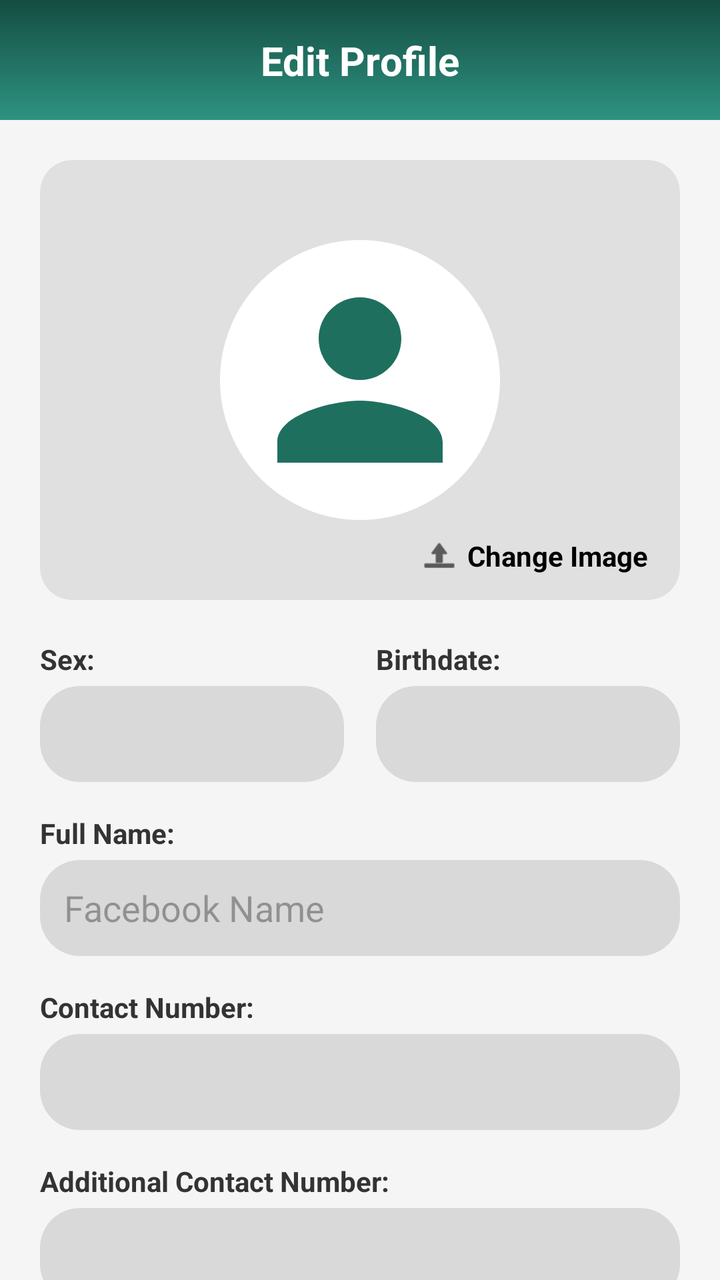
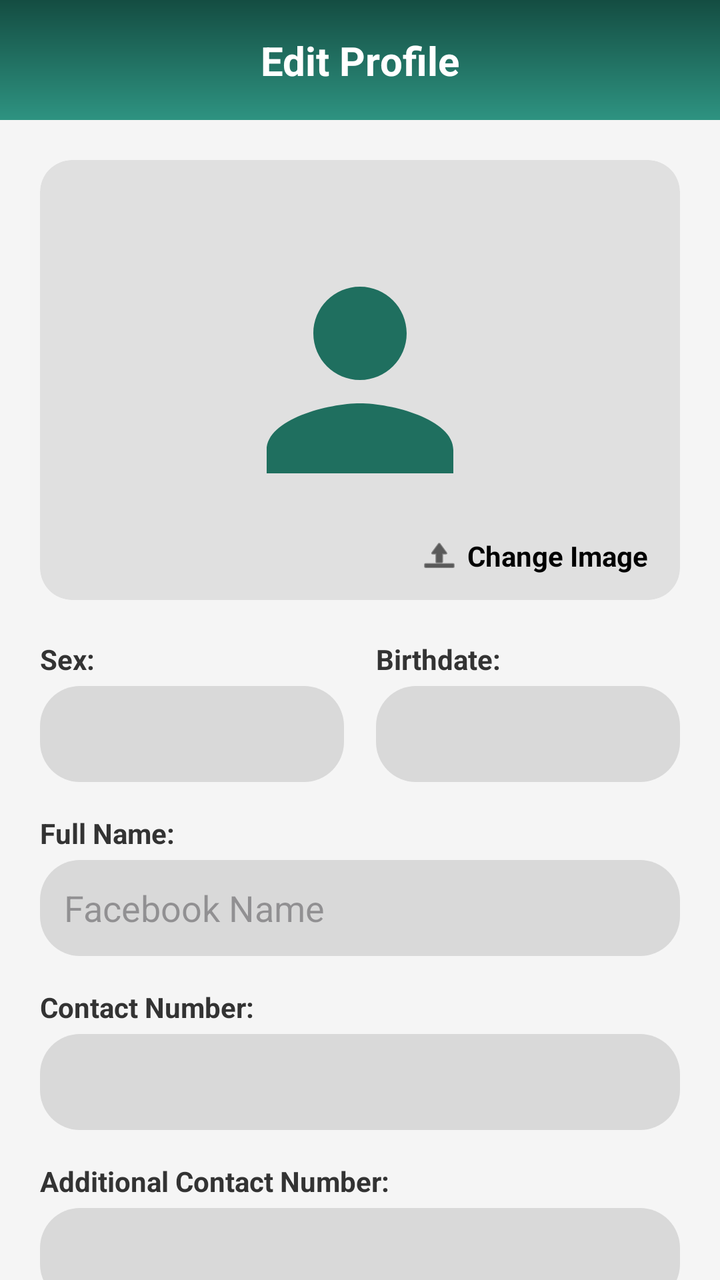

Two renders of the same Android screen: before a commit and after it. Below are the layout's source before the change and the commit's diff.
<!-- AndroidManifest.xml: application theme Theme.AppDevLocalBuyAndSellSystem -->
<!-- res/layout/edit_profile.xml -->
<?xml version="1.0" encoding="utf-8"?>
<androidx.constraintlayout.widget.ConstraintLayout xmlns:android="http://schemas.android.com/apk/res/android"
    xmlns:app="http://schemas.android.com/apk/res-auto"
    xmlns:tools="http://schemas.android.com/tools"
    android:layout_width="match_parent"
    android:layout_height="match_parent"
    android:background="#F5F5F5">

    
    <androidx.constraintlayout.widget.ConstraintLayout
        android:id="@+id/editHeader"
        android:layout_width="match_parent"
        android:layout_height="60dp"
        android:background="@drawable/green_gradient_bg"
        app:layout_constraintTop_toTopOf="parent">

        <TextView
            android:layout_width="wrap_content"
            android:layout_height="wrap_content"
            android:text="@string/edit_profile_title"
            android:textColor="#FFFFFF"
            android:textSize="20sp"
            android:textStyle="bold"
            app:layout_constraintBottom_toBottomOf="parent"
            app:layout_constraintEnd_toEndOf="parent"
            app:layout_constraintStart_toStartOf="parent"
            app:layout_constraintTop_toTopOf="parent" />

    </androidx.constraintlayout.widget.ConstraintLayout>

    
    <androidx.core.widget.NestedScrollView
        android:layout_width="match_parent"
        android:layout_height="0dp"
        android:fillViewport="true"
        app:layout_constraintTop_toBottomOf="@id/editHeader">

        <LinearLayout
            android:layout_width="match_parent"
            android:layout_height="wrap_content"
            android:orientation="vertical"
            android:padding="20dp">

            
            <androidx.cardview.widget.CardView
                android:layout_width="match_parent"
                android:layout_height="220dp"
                app:cardBackgroundColor="#E0E0E0"
                app:cardCornerRadius="16dp"
                app:cardElevation="0dp">

                <androidx.constraintlayout.widget.ConstraintLayout
                    android:layout_width="match_parent"
                    android:layout_height="match_parent">

                    <ImageView
                        android:id="@+id/ivEditProfilePic"
                        android:layout_width="140dp"
                        android:layout_height="140dp"
                        android:background="@drawable/circle_white_bg"
                        android:contentDescription="@string/profile_picture"
                        android:padding="8dp"
                        android:src="@drawable/ic_user"
                        app:layout_constraintBottom_toBottomOf="parent"
                        app:layout_constraintEnd_toEndOf="parent"
                        app:layout_constraintStart_toStartOf="parent"
                        app:layout_constraintTop_toTopOf="parent"
                        app:tint="#1F6F5F" />

                    <LinearLayout
                        android:id="@+id/btnChangeImage"
                        android:layout_width="wrap_content"
                        android:layout_height="wrap_content"
                        android:layout_marginEnd="16dp"
                        android:layout_marginBottom="12dp"
                        android:clickable="true"
                        android:focusable="true"
                        android:gravity="center_vertical"
                        android:orientation="horizontal"
                        app:layout_constraintBottom_toBottomOf="parent"
                        app:layout_constraintEnd_toEndOf="parent">

                        <ImageView
                            android:layout_width="20dp"
                            android:layout_height="20dp"
                            android:contentDescription="@null"
                            android:src="@android:drawable/ic_menu_upload"
                            app:tint="#000000" />

                        <TextView
                            android:layout_width="wrap_content"
                            android:layout_height="wrap_content"
                            android:layout_marginStart="4dp"
                            android:text="@string/change_image"
                            android:textColor="#000000"
                            android:textSize="14sp"
                            android:textStyle="bold" />
                    </LinearLayout>

                </androidx.constraintlayout.widget.ConstraintLayout>
            </androidx.cardview.widget.CardView>

            
            <LinearLayout
                android:layout_width="match_parent"
                android:layout_height="wrap_content"
                android:layout_marginTop="20dp"
                android:orientation="horizontal">

                <LinearLayout
                    android:layout_width="0dp"
                    android:layout_height="wrap_content"
                    android:layout_marginEnd="8dp"
                    android:layout_weight="1"
                    android:orientation="vertical">

                    <TextView
                        android:layout_width="wrap_content"
                        android:layout_height="wrap_content"
                        android:text="@string/sex_label"
                        android:textColor="#333333"
                        android:textStyle="bold" />
                    
                    <Spinner
                        android:id="@+id/spinnerSex"
                        android:layout_width="match_parent"
                        android:layout_height="48dp"
                        android:layout_marginTop="4dp"
                        android:background="@drawable/input_field_bg"
                        android:textColor="#000000"
                        android:popupBackground="#FFFFFF"/>

                    
                </LinearLayout>

                <LinearLayout
                    android:layout_width="0dp"
                    android:layout_height="wrap_content"
                    android:layout_marginStart="8dp"
                    android:layout_weight="1"
                    android:orientation="vertical">

                    <TextView
                        android:layout_width="wrap_content"
                        android:layout_height="wrap_content"
                        android:text="@string/birthdate_label"
                        android:textColor="#333333"
                        android:textStyle="bold" />

                    <EditText
                        android:id="@+id/etBirthdate"
                        android:layout_width="match_parent"
                        android:layout_height="48dp"
                        android:layout_marginTop="4dp"
                        android:background="@drawable/input_field_bg"
                        android:clickable="true"
                        android:focusable="false"
                        android:inputType="none"
                        android:paddingHorizontal="12dp"
                        android:textColor="#000000" />
                </LinearLayout>
            </LinearLayout>

            
            <TextView
                android:layout_width="wrap_content"
                android:layout_height="wrap_content"
                android:layout_marginTop="16dp"
                android:text="Full Name:"
                android:textColor="#333333"
                android:textStyle="bold" />

            <EditText
                android:id="@+id/etEditFacebook"
                android:layout_width="match_parent"
                android:layout_height="48dp"
                android:layout_marginTop="4dp"
                android:background="@drawable/input_field_bg"
                android:hint="@string/facebook_hint"
                android:inputType="text"
                android:paddingHorizontal="12dp"
                android:textColor="#000000" />


            
            <TextView
                android:layout_width="wrap_content"
                android:layout_height="wrap_content"
                android:layout_marginTop="16dp"
                android:text="Contact Number:"
                android:textColor="#333333"
                android:textStyle="bold" />

            <EditText
                android:id="@+id/etEditContact"
                android:layout_width="match_parent"
                android:layout_height="48dp"
                android:layout_marginTop="4dp"
                android:background="@drawable/input_field_bg"
                android:inputType="phone"
                android:paddingHorizontal="12dp"
                android:textColor="#000000" />

            
            <TextView
                android:layout_width="wrap_content"
                android:layout_height="wrap_content"
                android:layout_marginTop="16dp"
                android:text="Additional Contact Number:"
                android:textColor="#333333"
                android:textStyle="bold" />

            <EditText
                android:id="@+id/etEditAltContact"
                android:layout_width="match_parent"
                android:layout_height="48dp"
                android:layout_marginTop="4dp"
                android:background="@drawable/input_field_bg"
                android:inputType="phone"
                android:paddingHorizontal="12dp"
                android:textColor="#000000" />

            
            <TextView
                android:layout_width="wrap_content"
                android:layout_height="wrap_content"
                android:layout_marginTop="16dp"
                android:text="Address:"
                android:textColor="#333333"
                android:textStyle="bold" />

            
            <LinearLayout
                android:layout_width="match_parent"
                android:layout_height="wrap_content"
                android:layout_marginTop="4dp"
                android:orientation="horizontal">

                <LinearLayout
                    android:layout_width="0dp"
                    android:layout_height="wrap_content"
                    android:layout_marginEnd="8dp"
                    android:layout_weight="1"
                    android:orientation="vertical">

                    <TextView
                        android:layout_width="wrap_content"
                        android:layout_height="wrap_content"
                        android:text="@string/region_label"
                        android:textColor="#000000"
                        android:textSize="12sp" />

                    <Spinner
                        android:id="@+id/spinnerRegion"
                        android:layout_width="match_parent"
                        android:layout_height="48dp"
                        android:layout_marginTop="4dp"
                        android:background="@drawable/input_field_bg"
                        android:textColor="#000000"
                        android:popupBackground="#FFFFFF"/>
                </LinearLayout>

                <LinearLayout
                    android:layout_width="0dp"
                    android:layout_height="wrap_content"
                    android:layout_marginStart="8dp"
                    android:layout_weight="1"
                    android:orientation="vertical">

                    <TextView
                        android:layout_width="wrap_content"
                        android:layout_height="wrap_content"
                        android:text="Barangay:"
                        android:textColor="#000000"
                        android:textSize="12sp" />

                    <Spinner
                        android:id="@+id/spinnerBaranggay"
                        android:layout_width="match_parent"
                        android:layout_height="48dp"
                        android:layout_marginTop="4dp"
                        android:background="@drawable/input_field_bg"
                        android:textColor="#000000"
                        android:popupBackground="#FFFFFF"/>
                </LinearLayout>
            </LinearLayout>

            
            <LinearLayout
                android:layout_width="match_parent"
                android:layout_height="wrap_content"
                android:layout_marginTop="8dp"
                android:orientation="horizontal">

                <LinearLayout
                    android:layout_width="0dp"
                    android:layout_height="wrap_content"
                    android:layout_marginEnd="8dp"
                    android:layout_weight="1"
                    android:orientation="vertical">

                    <TextView
                        android:layout_width="wrap_content"
                        android:layout_height="wrap_content"
                        android:text="City or Municipality:"
                        android:textColor="#000000"
                        android:textSize="12sp" />

                    <Spinner
                        android:id="@+id/spinnerCity"
                        android:layout_width="match_parent"
                        android:layout_height="48dp"
                        android:layout_marginTop="4dp"
                        android:background="@drawable/input_field_bg"
                        android:textColor="#000000"
                        android:popupBackground="#FFFFFF"/>
                </LinearLayout>

                <LinearLayout
                    android:layout_width="0dp"
                    android:layout_height="wrap_content"
                    android:layout_marginStart="8dp"
                    android:layout_weight="1"
                    android:orientation="vertical">

                    <TextView
                        android:layout_width="wrap_content"
                        android:layout_height="wrap_content"
                        android:text="Province:"
                        android:textColor="#000000"
                        android:textSize="12sp" />

                    <Spinner
                        android:id="@+id/spinnerProvince"
                        android:layout_width="match_parent"
                        android:layout_height="48dp"
                        android:layout_marginTop="4dp"
                        android:background="@drawable/input_field_bg"
                        android:textColor="#000000"
                        android:popupBackground="#FFFFFF"/>
                </LinearLayout>
            </LinearLayout>

            
            <TextView
                android:layout_width="wrap_content"
                android:layout_height="wrap_content"
                android:layout_marginTop="16dp"
                android:text="Hobbies:"
                android:textColor="#333333"
                android:textStyle="bold" />

            <EditText
                android:id="@+id/etEditHobbies"
                android:layout_width="match_parent"
                android:layout_height="48dp"
                android:layout_marginTop="4dp"
                android:background="@drawable/input_field_bg"
                android:inputType="text"
                android:paddingHorizontal="12dp"
                android:textColor="#000000" />

            
            <Button
                android:id="@+id/btnUpdateProfile"
                android:layout_width="match_parent"
                android:layout_height="56dp"
                android:layout_marginTop="32dp"
                android:layout_marginBottom="24dp"
                android:background="@drawable/green_gradient_bg"
                android:text="@string/update_profile"
                android:textAllCaps="false"
                android:textColor="#FFFFFF"
                android:textSize="18sp"
                android:textStyle="bold"
                app:backgroundTint="@null" />
            <View
                android:layout_width="match_parent"
                android:layout_height="50dp" />
        </LinearLayout>
    </androidx.core.widget.NestedScrollView>

    

</androidx.constraintlayout.widget.ConstraintLayout>
<!-- resources referenced by this layout -->
<resources>
  <!-- drawable circle_white_bg (drawable) -->
  <?xml version="1.0" encoding="utf-8"?>
  <shape xmlns:android="http://schemas.android.com/apk/res/android"
      android:shape="oval">
      <solid android:color="#FFFFFF"/>
  </shape>
  <!-- drawable green_gradient_bg (drawable) -->
  <?xml version="1.0" encoding="utf-8"?>
  <shape xmlns:android="http://schemas.android.com/apk/res/android"
      android:shape="rectangle">
      <gradient
          android:startColor="#144D42"
          android:endColor="#2E9381"
          android:angle="270" />
  </shape>
  <!-- drawable ic_user (drawable) -->
  <vector xmlns:android="http://schemas.android.com/apk/res/android"
      android:width="24dp"
      android:height="24dp"
      android:viewportWidth="24"
      android:viewportHeight="24">
      <path
          android:fillColor="#1F6F5F"
          android:pathData="M12,12c2.21,0 4,-1.79 4,-4s-1.79,-4 -4,-4 -4,1.79 -4,4 1.79,4 4,4zM12,14c-2.67,0 -8,1.34 -8,4v2h16v-2c0,-2.66 -5.33,-4 -8,-4z" />
  </vector>
  <!-- drawable input_field_bg (drawable) -->
  <?xml version="1.0" encoding="utf-8"?>
  <shape xmlns:android="http://schemas.android.com/apk/res/android"
      android:shape="rectangle">
      <solid android:color="#D9D9D9" />
      <corners android:radius="20dp" />
  </shape>
  <string name="birthdate_label">Birthdate:</string>
  <string name="change_image">Change Image</string>
  <string name="edit_profile_title">Edit Profile</string>
  <string name="facebook_hint">Facebook Name</string>
  <string name="profile_picture">Profile Picture</string>
  <string name="region_label">Region:</string>
  <string name="sex_label">Sex:</string>
  <string name="update_profile">Update Profile</string>
  <style name="Theme.AppDevLocalBuyAndSellSystem" parent="Base.Theme.AppDevLocalBuyAndSellSystem" />
  <style name="Base.Theme.AppDevLocalBuyAndSellSystem" parent="Theme.Material3.DayNight.NoActionBar">
          
          
      </style>
</resources>

<!-- the commit's change to res/layout/edit_profile.xml (unified diff, before → after) -->
@@ -57,15 +57,13 @@
                         android:id="@+id/ivEditProfilePic"
                         android:layout_width="140dp"
                         android:layout_height="140dp"
-                        android:background="@drawable/circle_white_bg"
                         android:contentDescription="@string/profile_picture"
-                        android:padding="8dp"
                         android:src="@drawable/ic_user"
+                        android:scaleType="centerCrop"
                         app:layout_constraintBottom_toBottomOf="parent"
                         app:layout_constraintEnd_toEndOf="parent"
                         app:layout_constraintStart_toStartOf="parent"
-                        app:layout_constraintTop_toTopOf="parent"
-                        app:tint="#1F6F5F" />
+                        app:layout_constraintTop_toTopOf="parent" />
 
                     <LinearLayout
                         android:id="@+id/btnChangeImage"
<!-- resource entries referenced after the edit -->
@@ -1,11 +1,5 @@
 <!-- resources referenced by this layout -->
 <resources>
-  <!-- drawable circle_white_bg (drawable) -->
-  <?xml version="1.0" encoding="utf-8"?>
-  <shape xmlns:android="http://schemas.android.com/apk/res/android"
-      android:shape="oval">
-      <solid android:color="#FFFFFF"/>
-  </shape>
   <!-- drawable green_gradient_bg (drawable) -->
   <?xml version="1.0" encoding="utf-8"?>
   <shape xmlns:android="http://schemas.android.com/apk/res/android"
